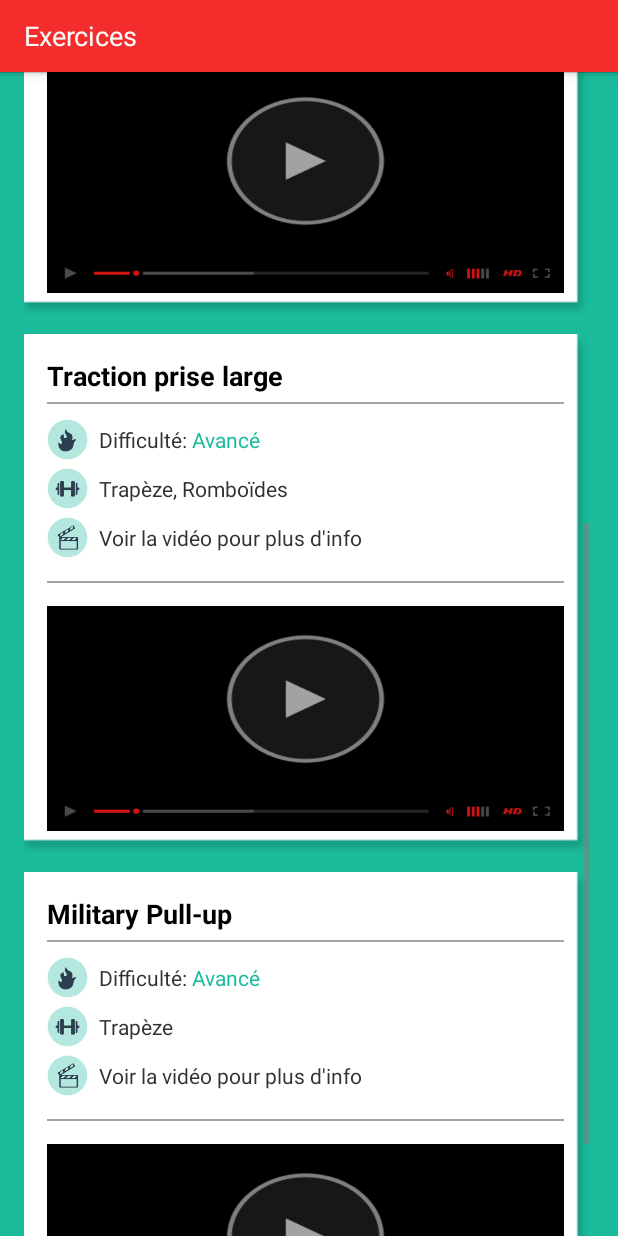
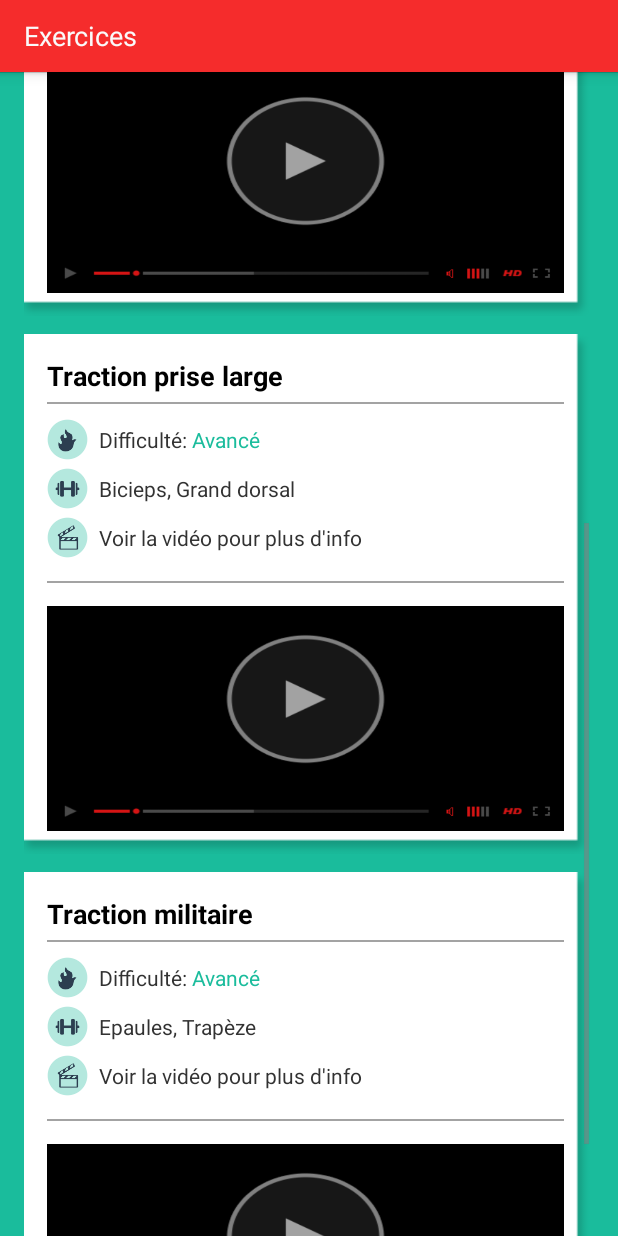
Before and after one commit to thomaslc66/50Pull-Ups, an Android app: the Exercices screen opened directly, with no data from a screen before it, scrolled down 542 dp, on a phone screen of 412 x 824 dp. Run offline under Robolectric (Android 15) with nearby library versions, the phone set to English and light mode, and no system bars.

Commit message:
Project Upload

```diff
--- a/app/src/main/java/com/pullups/android/Exercices.java
+++ b/app/src/main/java/com/pullups/android/Exercices.java
@@ -39,12 +39,12 @@ public class Exercices extends Activity {
                 = {getString(R.string.maj_negatives)   ,
                    getString(R.string.maj_chin_ups)    ,
                    getString(R.string.maj_wide_pull_up),
-                    "Military Pull-up"    };
+                    getString(R.string.maj_military_pullup)};
         String[] musclesTravailles
                 = { getString(R.string.muscles_negatives),
                     getString(R.string.muscles_chin_ups) ,
-                    "Trapèze, Romboïdes"  ,
-                    "Trapèze"             };
+                    getString(R.string.muscle_wide)  ,
+                    getString(R.string.muscles_military)};
         String[] niveauTraction
                 = { "Débutant"      ,
                     "Standard"      ,
--- a/app/src/main/res/values/dimens.xml
+++ b/app/src/main/res/values/dimens.xml
@@ -62,6 +62,7 @@
 
     <dimen name="dialogWidthsize">325dp</dimen>
     <dimen name="dialogHeight">150dp</dimen>
+
     <dimen name="pullup_negative_text_size">35dp</dimen>
     <dimen name="padding_stats_title">20dp</dimen>
     <dimen name="stats_title_text_size">25dp</dimen>
--- a/app/src/main/res/values/strings.xml
+++ b/app/src/main/res/values/strings.xml
@@ -108,10 +108,14 @@
     <string name="reminderSet">Rappel ajouté avec succès!</string>
     <string name="reminderNotSet">Erreur lors de l\'ajout du rappel</string>
     <string name="heure_alarme">10:00</string>
-    <string name="dialogInfo">Version de l\'application: %1$s \nContact: pullups50@gmail.com\n</string>
+    <string name="dialogInfo">Version de l\'application: %1$s \nNom du package: %2$s\nEmail: pullups50@gmail.com\n</string>
     <string name="maj_negatives">Négatives</string>
-    <string name="muscles_chin_ups">Biceps, Trapèze</string>
-    <string name="muscles_negatives">Biceps, Grand dorsal</string>
+    <string name="muscles_chin_ups">Biceps, Rhomboïdes</string>
+    <string name="muscles_negatives">Biceps, Trapèze</string>
     <string name="maj_chin_ups">Traction pronation</string>
     <string name="maj_wide_pull_up">Traction prise large</string>
+    <string name="maj_military_pullup">Traction militaire</string>
+    <string name="muscle_wide">Bicieps, Grand dorsal</string>
+    <string name="muscles_military">Epaules, Trapèze</string>
+    <string name="information">50 tractions est une application vous permettant d\'atteindre 50 tractions après plusieurs entrainements. N\'oubliez pas de vous échauffez avant chaque entraînement Merci de prendre contact avec le développeur de l\'application en cas de bug ou erreur dans l\'application afin que cela puisse être corrigé au plus vite.</string>
 </resources>
```
Also changed, not shown: app/src/main/java/com/pullups/android/ActiviteAccueil.java (+8 -4 lines), 3 other files.
